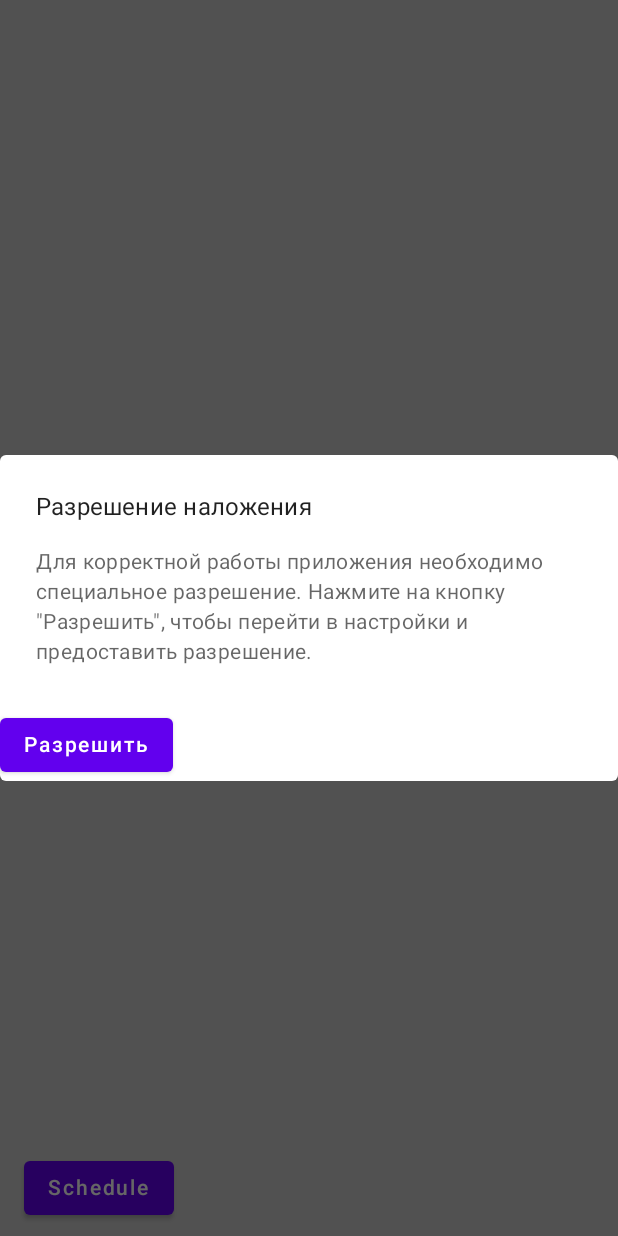
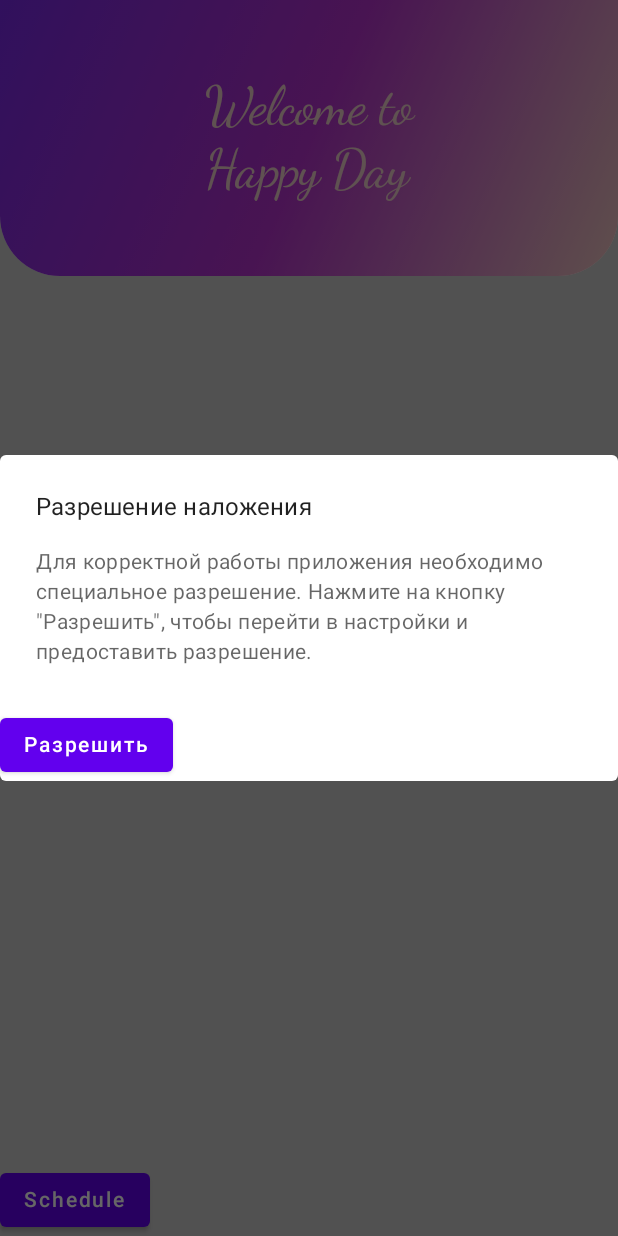
Before and after one commit to noktigula/HappyDay, an Android app built with Jetpack Compose: the screen it shows after launch (AlarmsListActivity), on a phone screen of 412 x 824 dp. Run offline under Robolectric (Android 15) with nearby library versions, the phone set to English and light mode, and no system bars; our stand-ins replace Room's generated code; 2 statements that could not run were skipped.

Commit message:
Rounded corner header

```diff
--- a/app/src/main/java/com/happyday/android/alarmslist/alarmListComponents.kt
+++ b/app/src/main/java/com/happyday/android/alarmslist/alarmListComponents.kt
@@ -2,6 +2,7 @@ package com.happyday.android.compose
 
 import android.content.Context
 import androidx.appcompat.app.AppCompatActivity
+import androidx.compose.foundation.Image
 import androidx.compose.foundation.background
 import androidx.compose.foundation.clickable
 import androidx.compose.foundation.layout.*
@@ -12,7 +13,16 @@ import androidx.compose.material.*
 import androidx.compose.runtime.Composable
 import androidx.compose.ui.Alignment
 import androidx.compose.ui.Modifier
+import androidx.compose.ui.draw.drawBehind
+import androidx.compose.ui.draw.drawWithCache
+import androidx.compose.ui.draw.drawWithContent
+import androidx.compose.ui.geometry.CornerRadius
+import androidx.compose.ui.graphics.BlendMode
+import androidx.compose.ui.graphics.Brush
 import androidx.compose.ui.graphics.Color
+import androidx.compose.ui.graphics.LinearGradient
+import androidx.compose.ui.res.painterResource
+import com.happyday.android.R
 import com.happyday.android.commonui.Screen
 import com.happyday.android.repository.AlarmModel
 import com.happyday.android.repository.AllAlarms
@@ -26,7 +36,15 @@ fun ListContent(activity: AppCompatActivity, allAlarms: AllAlarms, onAddAlarm:()
         // A surface container using the 'background' color from the theme
         Surface(color = MaterialTheme.colors.background) {
             Screen {
-                AlarmsList(Modifier.weight(1f), activity, allAlarms, onAlarmSelected)
+                Header()
+                AlarmsList(
+                    modifier = Modifier
+                        .weight(1f)
+                        .padding(vertical = Spacing.Small.size, horizontal = Spacing.Medium.size),
+                    context = activity,
+                    data = allAlarms,
+                    onAlarmSelected = onAlarmSelected
+                )
                 Button(onClick = onAddAlarm) {
                     Text("Schedule")
                 }
@@ -51,12 +69,17 @@ fun AlarmsList(modifier: Modifier, context: Context, data: List<AlarmModel>, onA
 fun AlarmRow(context: Context, item: AlarmModel, onSelected: ()->Unit) {
     val shape = RoundedCornerShape(size = RoundCorners.AlarmCard.size)
     Card(
-        modifier = Modifier.clickable { onSelected() }.background(Color.White, shape),
+        modifier = Modifier
+            .clickable { onSelected() }
+            .background(Color.White, shape),
         elevation = Elevation,
         shape = RoundedCornerShape(size = RoundCorners.AlarmCard.size),
     ) {
         Row(
-            modifier = Modifier.fillMaxWidth().fillMaxHeight().padding(Padding.AlarmCard.size),
+            modifier = Modifier
+                .fillMaxWidth()
+                .fillMaxHeight()
+                .padding(Padding.AlarmCard.size),
             horizontalArrangement = Arrangement.SpaceBetween,
             verticalAlignment = Alignment.CenterVertically
         ) {
@@ -97,20 +120,30 @@ fun WeekdayBox(title: String) {
     return Text(text = title, style=MaterialTheme.typography.caption)
 }
 
-//@Preview(showBackground = true)
-//@Composable
-//fun DefaultPreview() {
-//    HappyDayTheme {
-//        AlarmsList(listOf(
-//                Alarm(AlarmModel(UUID.randomUUID(), "Test", 18 hours 35.minutes(), setOf(Weekday.Mon, Weekday.Tue), enabled = true)) { hrs, min ->
-//                    "18:35"
-//                },
-//        Alarm(AlarmModel(UUID.randomUUID(), "Test 2", 8 hours 0.minutes(), setOf(Weekday.Wed, Weekday.Fri), enabled = true)) { hrs, min ->
-//            "08:00"
-//        },
-//        Alarm(AlarmModel(UUID.randomUUID(), "Test 3", 7 hours 30.minutes(), setOf(Weekday.Sat, Weekday.Sun), enabled = true))  { hrs, min ->
-//            "07:30"
-//        },
-//        ))
-//    }
-//}
+@Composable
+fun Header() {
+    val shape = RoundedCornerShape(bottomStart = RoundCorners.Header.size, bottomEnd = RoundCorners.Header.size)
+
+    Card(
+        modifier = Modifier
+            .fillMaxWidth(),
+        shape = shape
+    ) {
+        Row(modifier = Modifier
+            .fillMaxWidth()
+            .background(brush = Brush.linearGradient(HeaderGradients))
+            .padding(
+                vertical = Padding.HeaderVertical.size,
+                horizontal = Padding.HeaderHorizontal.size
+            ),
+            verticalAlignment = Alignment.CenterVertically,
+            horizontalArrangement = Arrangement.Center
+        ) {
+            Column{
+                Text(text = "Welcome to", style= MaterialTheme.typography.h2, modifier = Modifier.background(Color.Transparent))
+                Text(text = "Happy Day", style= MaterialTheme.typography.h2, modifier = Modifier.background(Color.Transparent))
+            }
+        }
+//        Image(painterResource(id = R.drawable.ic_header), "Header_icon")
+    }
+}
--- a/app/src/main/java/com/happyday/android/commonui/commonComponents.kt
+++ b/app/src/main/java/com/happyday/android/commonui/commonComponents.kt
@@ -12,11 +12,7 @@ fun Screen(content: @Composable ColumnScope.() -> Unit) {
    Column(modifier = Modifier
        .fillMaxWidth()
        .fillMaxHeight()
-       .background(Color.LightGray)
-       .padding(
-           horizontal = Spacing.Medium.size,
-           vertical = Spacing.Small.size
-       ),
+       .background(Color.LightGray),
        content = content
    )
 }
--- a/app/src/main/java/com/happyday/android/ui/theme/Color.kt
+++ b/app/src/main/java/com/happyday/android/ui/theme/Color.kt
@@ -14,3 +14,10 @@ val SwitchThumbEnabled = PrimaryPurple
 val SwitchTrackEnabled = Color(0xFFDED4ED)
 val SwitchThumbDisabled = Color(0xFF9F95AB)
 val SwitchTrackDisabled = SwitchTrackEnabled
+
+val Gradient0 = Color(0xFFEFC7BF)
+val Gradient1 = Color(0xFFB531CD)
+val Gradient2 = Color(0xFF7A29E9)
+
+val HeaderGradients = listOf(Gradient2, Gradient1, Gradient0)
+val HeaderTitleColor = Color(0xFFEECDCC)
--- a/app/src/main/java/com/happyday/android/ui/theme/Dimensions.kt
+++ b/app/src/main/java/com/happyday/android/ui/theme/Dimensions.kt
@@ -14,10 +14,13 @@ sealed class Padding(@Dimension val size: Dp) {
     object AlarmCard: Padding(25.dp)
     object BetweenCards: Padding(12.dp)
     object BetweenSelectedWeekdays: Padding(2.dp)
+    object HeaderVertical: Padding(50.dp)
+    object HeaderHorizontal: Padding(10.dp)
 }
 
 val Elevation = 4.dp
 
 sealed class RoundCorners(@Dimension val size: Dp) {
     object AlarmCard: RoundCorners(25.dp)
+    object Header: RoundCorners(40.dp)
 }
--- a/app/src/main/java/com/happyday/android/ui/theme/Type.kt
+++ b/app/src/main/java/com/happyday/android/ui/theme/Type.kt
@@ -14,17 +14,26 @@ val Typography = Typography(
                 fontWeight = FontWeight.Normal,
                 fontSize = 16.sp
         ),
+        //alarm time on alarm list card
         h1 = TextStyle(
                 fontFamily = FontFamily.Default,
                 fontWeight = FontWeight(500),
                 fontSize = 30.sp,
                 color = PrimaryPurple
         ),
+        //weekday on alarm list card
         caption = TextStyle(
                 fontFamily = FontFamily.Default,
                 fontWeight = FontWeight(500),
                 fontSize = 13.sp,
                 color = SecondaryPurple
+        ),
+        //title on main header
+        h2 = TextStyle(
+                fontFamily = FontFamily.Cursive, // TODO add proper font,
+                fontWeight = FontWeight(400),
+                fontSize = 35.sp,
+                color = HeaderTitleColor
         )
         /* Other default text styles to override
     button = TextStyle(
```
